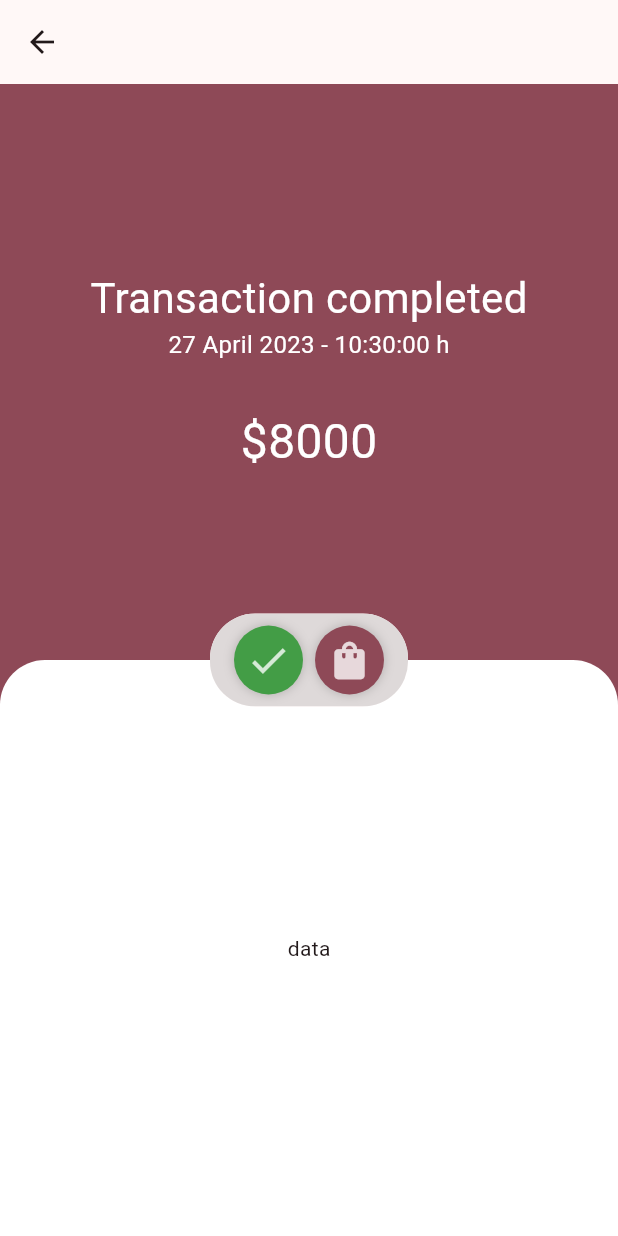
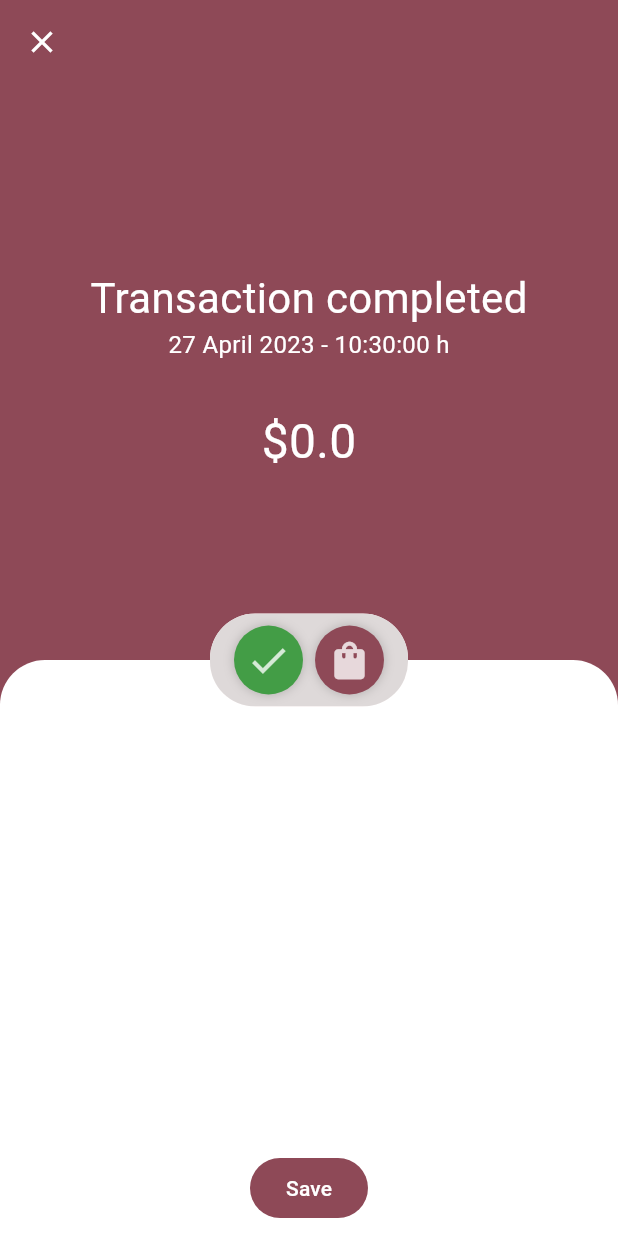
Before and after one commit to CerberusProgrammer/mini_store, a Flutter app: the Completed screen opened directly with empty values, on a phone screen of 412 x 824 dp. Run offline on Flutter 3.47's test engine with Material 2 defaults, Android fonts, the phone set to English and light mode, and no system bars; our stand-ins replace adaptive_theme, carousel_slider, dots_indicator, draggable_home, file_picker, font_awesome_flutter and 3 more; missing offline and left inert: currency_picker, pluto_grid, qrscan.

Commit message:
New updates for ticket.

```diff
--- a/lib/category/show_product.dart
+++ b/lib/category/show_product.dart
@@ -1,8 +1,6 @@
 import 'dart:io';
-import 'dart:math';
 
 import 'package:carousel_slider/carousel_slider.dart';
-import 'package:dots_indicator/dots_indicator.dart';
 import 'package:draggable_home/draggable_home.dart';
 import 'package:file_picker/file_picker.dart';
 import 'package:flutter/material.dart';
--- a/lib/dashboard/completed.dart
+++ b/lib/dashboard/completed.dart
@@ -1,9 +1,17 @@
 import 'package:flutter/material.dart';
 import 'package:intl/intl.dart';
 
+import '../object/product.dart';
+
 class Completed extends StatelessWidget {
   final double payment;
-  const Completed({super.key, required this.payment});
+  final List<Product> products;
+
+  const Completed({
+    super.key,
+    required this.payment,
+    required this.products,
+  });
 
   @override
   Widget build(BuildContext context) {
@@ -11,7 +19,18 @@ class Completed extends StatelessWidget {
     final formattedDate = DateFormat('dd MMMM yyyy - HH:mm:ss').format(now);
 
     return Scaffold(
-      appBar: AppBar(),
+      appBar: AppBar(
+        backgroundColor: Theme.of(context).colorScheme.primary,
+        leading: IconButton(
+          icon: const Icon(
+            Icons.close,
+            color: Colors.white,
+          ),
+          onPressed: () {
+            Navigator.pop(context);
+          },
+        ),
+      ),
       body: Stack(
         children: [
           Column(
@@ -40,9 +59,12 @@ class Completed extends StatelessWidget {
                         const SizedBox(
                           height: 30,
                         ),
-                        const Text(
-                          '\$8000',
-                          style: TextStyle(color: Colors.white, fontSize: 32),
+                        Text(
+                          '\$$payment',
+                          style: const TextStyle(
+                            color: Colors.white,
+                            fontSize: 32,
+                          ),
                         ),
                       ],
                     ),
@@ -67,8 +89,24 @@ class Completed extends StatelessWidget {
                             alignment: Alignment.center,
                             child: Column(
                               mainAxisAlignment: MainAxisAlignment.center,
-                              children: const [
-                                Text('data'),
+                              children: [
+                                const SizedBox(height: 40),
+                                Column(
+                                  children:
+                                      List.generate(products.length, (index) {
+                                    return Text(products[index].name);
+                                  }),
+                                ),
+                                const Spacer(),
+                                Padding(
+                                  padding: const EdgeInsets.all(8.0),
+                                  child: FilledButton(
+                                    onPressed: () {
+                                      Navigator.pop(context);
+                                    },
+                                    child: const Text('Save'),
+                                  ),
+                                ),
                               ],
                             ),
                           ),
--- a/lib/dashboard/shopping_cart.dart
+++ b/lib/dashboard/shopping_cart.dart
@@ -181,7 +181,9 @@ class _ShoppingCartState extends State<ShoppingCart> {
           ),
         ),
         floatingActionButton: FloatingActionButton(
-          onPressed: () {
+          onPressed: shoppingList.isEmpty
+              ? null
+              : () {
                   double payment = 0;
                   for (int i = 0; i < shoppingList.length; i++) {
                     payment += shoppingList[i].price * shoppingList[i].quantity;
@@ -199,6 +201,7 @@ class _ShoppingCartState extends State<ShoppingCart> {
                   FontAwesomeIcons.cartShopping,
                 )
               : Badge(
+                  alignment: const AlignmentDirectional(18, -8),
                   label: Text(shoppingList.length > 99
                       ? '99+'
                       : '${shoppingList.length}'),
--- a/pubspec.yaml
+++ b/pubspec.yaml
@@ -29,6 +29,8 @@ dependencies:
   font_awesome_flutter: ^10.4.0
   permission_handler: ^10.2.0
   currency_picker: ^2.0.16
+  intl: ^0.18.1
+  screenshot: ^1.3.0
 
 dev_dependencies:
   flutter_test:
```
Also changed, not shown: lib/dashboard/payment.dart (+25 -6 lines), pubspec.lock. Lines whose indentation alone changed are shown as unchanged.
